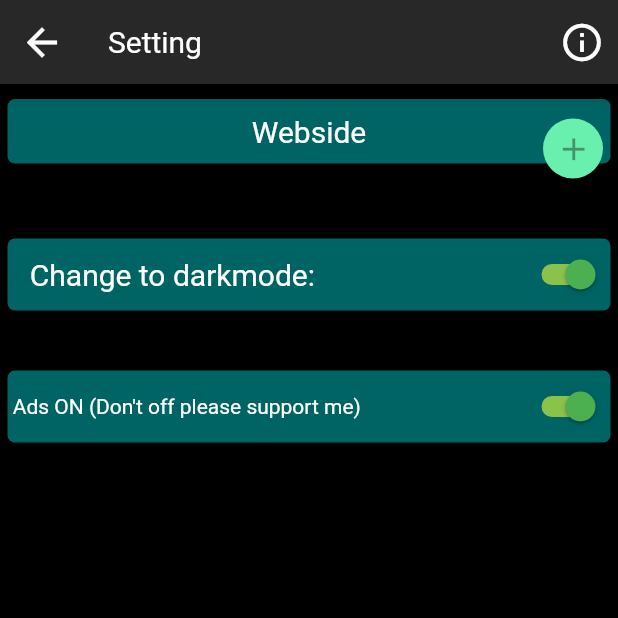
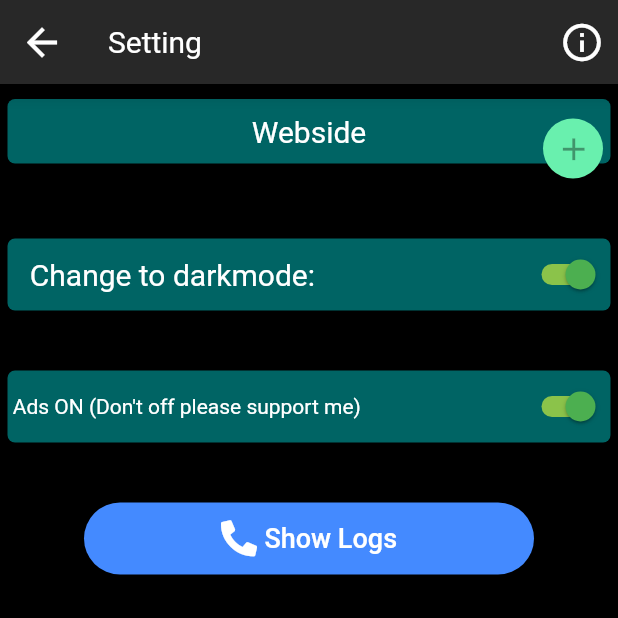
Before and after one commit to maxiges/wp_news_app, a Flutter app: the SettingPage screen opened by its route, on a phone screen of 412 x 824 dp, the top half of it. Run offline on Flutter 3.47's test engine with Material 2 defaults, Android fonts, the phone set to English and light mode, and no system bars; our stand-ins replace cloud_firestore, firebase_auth, flutter_slidable, font_awesome_flutter, google_sign_in, package_info and 2 more; missing offline and left inert: admob_flutter, firebase_admob, flutter_local_notifications_extended, flutter_picker; accounts and stored records are empty.

Commit message:
-add log file . Now in settings it's available  to read app logs

```diff
--- a/flutter_app1/lib/Class/Settings.dart
+++ b/flutter_app1/lib/Class/Settings.dart
@@ -4,6 +4,7 @@ import 'package:flutter/painting.dart';
 import 'package:shared_preferences/shared_preferences.dart';
 import '../Utils/ColorsFunc.dart';
 import '../Utils/WebFilter.dart';
+
 
 class Settings {
   bool _isDarkTheme = true;
--- a/flutter_app1/lib/Elements/GoogleSignIn.dart
+++ b/flutter_app1/lib/Elements/GoogleSignIn.dart
@@ -5,6 +5,7 @@ import 'package:flutter/material.dart';
 import 'dart:async';
 import '../Globals.dart';
 import 'package:shared_preferences/shared_preferences.dart';
+import '../Utils/SaveLogs.dart';
 
 class GoogleSign {
   FirebaseUser _googleUser;
@@ -43,6 +44,7 @@ class GoogleSign {
         return user;
       }
     } catch (ex) {
+      saveLogs.write(ex);
       assert(ex);
     }
     return null;
@@ -56,6 +58,7 @@ class GoogleSign {
 
       await Navigator.of(context).pushNamed('/mainScreen');
     } catch (ex) {
+      saveLogs.write(ex);
       assert(ex);
       saveActLoginStat(false);
       Toast.show("Please sign in or login like guest", context,
@@ -73,6 +76,7 @@ class GoogleSign {
         Navigator.of(context).pop();
       }
     } catch (ex) {
+      saveLogs.write(ex);
       assert(ex);
     }
   }
--- a/flutter_app1/lib/Pages/SettingPage.dart
+++ b/flutter_app1/lib/Pages/SettingPage.dart
@@ -171,6 +171,48 @@ class _SettingPage extends State<SettingPage>
     }
   }
 
+
+  Widget SeeLogs() {
+    return Center(
+        child: Container(
+          width: 300,
+          margin: EdgeInsets.only(
+              top: 30,
+              bottom: 10,
+              left: marginRightLeft,
+              right: marginRightLeft),
+          decoration: new BoxDecoration(
+            color: Colors.blueAccent,
+            borderRadius: new BorderRadius.all(Radius.circular(30)),
+          ),
+          child: FlatButton(
+            onPressed: () {
+              Navigator.of(context).pushNamed("/logScreen");
+            },
+            child: Row(
+              // Repl
+              mainAxisAlignment: MainAxisAlignment.center,
+              // ace with a Row for horizontal icon + text
+              children: <Widget>[
+                Icon(FontAwesomeIcons.phoneAlt,
+                    color: Color_getColorText(Colors.redAccent)),
+                Container(
+                  width: 5,
+                ),
+                Flexible(
+                    child: Text(
+                      "Show Logs",
+                      style: TextStyle(
+                          fontSize: 18,
+                          color: Color_getColorText(Colors.redAccent)),
+                    )),
+              ],
+            ),
+          ),
+        ));
+  }
+
+
   Widget labelAddButtonPage() {
     return (new GestureDetector(
       onTap: () async {
@@ -336,6 +378,7 @@ class _SettingPage extends State<SettingPage>
         websList(),
         darkLightModeUi(),
         addsOnUi(),
+        SeeLogs(),
         signOutGoogle(),
         Container(
           height: 120,
--- a/flutter_app1/lib/Pages/SplashPage.dart
+++ b/flutter_app1/lib/Pages/SplashPage.dart
@@ -7,6 +7,7 @@ import '../Globals.dart';
 import 'package:package_info/package_info.dart';
 import 'package:font_awesome_flutter/font_awesome_flutter.dart';
 import 'package:flutter/foundation.dart';
+import '../Utils/SaveLogs.dart';
 
 
 class SplashScreen extends StatefulWidget {
@@ -77,6 +78,7 @@ class _SplashScreen extends State<SplashScreen>
       try {
         Global_GoogleSign.tryLogInbyGoogle(context);
       } catch (ex) {
+        saveLogs.write(ex);
         assert(ex);
         setState(() {
           _tryLoadGoogleAcc = false;
--- a/flutter_app1/lib/Utils/Ads.dart
+++ b/flutter_app1/lib/Utils/Ads.dart
@@ -12,6 +12,8 @@ import 'package:font_awesome_flutter/font_awesome_flutter.dart';
 import 'package:firebase_admob/firebase_admob.dart';
 import 'package:admob_flutter/admob_flutter.dart';
 import 'dart:io';
+import '../Utils/SaveLogs.dart';
+
 
 class Ads {
   MobileAdTargetingInfo targetingInfo;
@@ -55,18 +57,33 @@ class Ads {
   }
 
   showBaner() {
-    FirebaseAdMob.instance.initialize(appId: getAppAdUnitId()).then((response) {
+    try {
+      FirebaseAdMob.instance.initialize(appId: getAppAdUnitId()).then((
+          response) {
         myBanner
           ..load()
           ..show();
       });
     }
+    catch (ex) {
+      saveLogs.write(ex);
+    }
+
+
+  }
 
   Widget getBaner() {
+    try {
       return (AdmobBanner(
         adUnitId: getBannerAdUnitId(),
         adSize: AdmobBannerSize.BANNER,
       ));
+    }
+    catch (ex) {
+      saveLogs.write(ex);
+    }
+
+
   }
 
   hideBaner() {
@@ -78,20 +95,10 @@ class Ads {
   }
 
   String getAppAdUnitId() {
-    if (Platform.isIOS) {
       return 'ca-app-pub-2632418691113458~9011907820';
-    } else if (Platform.isAndroid) {
-      return 'ca-app-pub-2632418691113458~9011907820';
-    }
-    return null;
   }
 
   String getBannerAdUnitId() {
-    if (Platform.isIOS) {
-      return 'ca-app-pub-2632418691113458/1133417803';
-    } else if (Platform.isAndroid) {
       return 'ca-app-pub-2632418691113458/1133417803';
   }
-    return null;
 }
-}
--- a/flutter_app1/lib/Utils/WebFilter.dart
+++ b/flutter_app1/lib/Utils/WebFilter.dart
@@ -35,7 +35,9 @@ class WebFilter {
         PickerItem(
             text: Text(
               act.url,
-              style: TextStyle(color: GlobalTheme.textColor),
+              style: TextStyle(color: GlobalTheme.textColor, fontSize: 18),
+              overflow: TextOverflow.fade,
+              softWrap: false,
             ),
             value: act.url),
       );
--- a/flutter_app1/pubspec.yaml
+++ b/flutter_app1/pubspec.yaml
@@ -11,7 +11,7 @@ description: App for collecting new article in wordpress platforms.
 # In iOS, build-name is used as CFBundleShortVersionString while build-number used as CFBundleVersion.
 # Read more about iOS versioning at
 # https://developer.apple.com/library/archive/documentation/General/Reference/InfoPlistKeyReference/Articles/CoreFoundationKeys.html
-version: 1.0.12+1
+version: 1.0.13+1
 
 environment:
   sdk: ">=2.1.0 <3.0.0"
@@ -40,7 +40,7 @@ dependencies:
   firebase_admob: ^0.9.0+9
   admob_flutter: ^0.3.4
   flutter_picker: ^1.1.0
-
+  path_provider: ^1.4.2
 
 
 dev_dependencies:
```
Also changed, not shown: flutter_app1/lib/Pages/LogsPage.dart (added, +88 -0 lines), flutter_app1/lib/Utils/SaveLogs.dart (added, +64 -0 lines), flutter_app1/lib/main.dart (+10 -1 lines), flutter_app1/pubspec.lock. Lines whose indentation alone changed are shown as unchanged.
